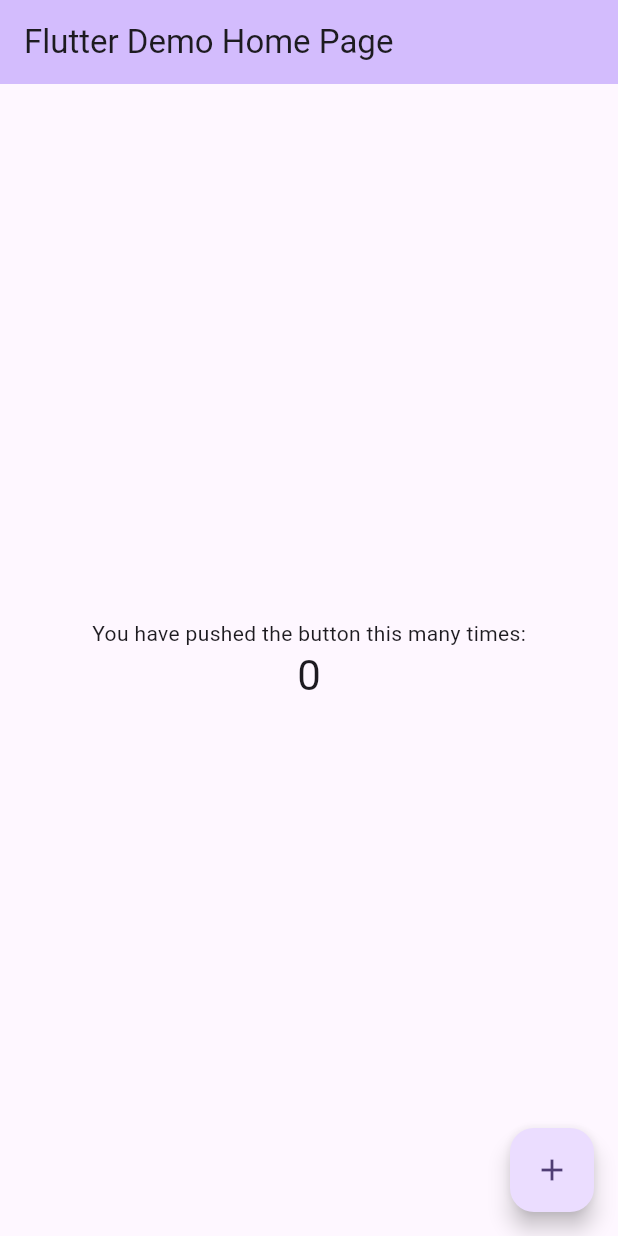
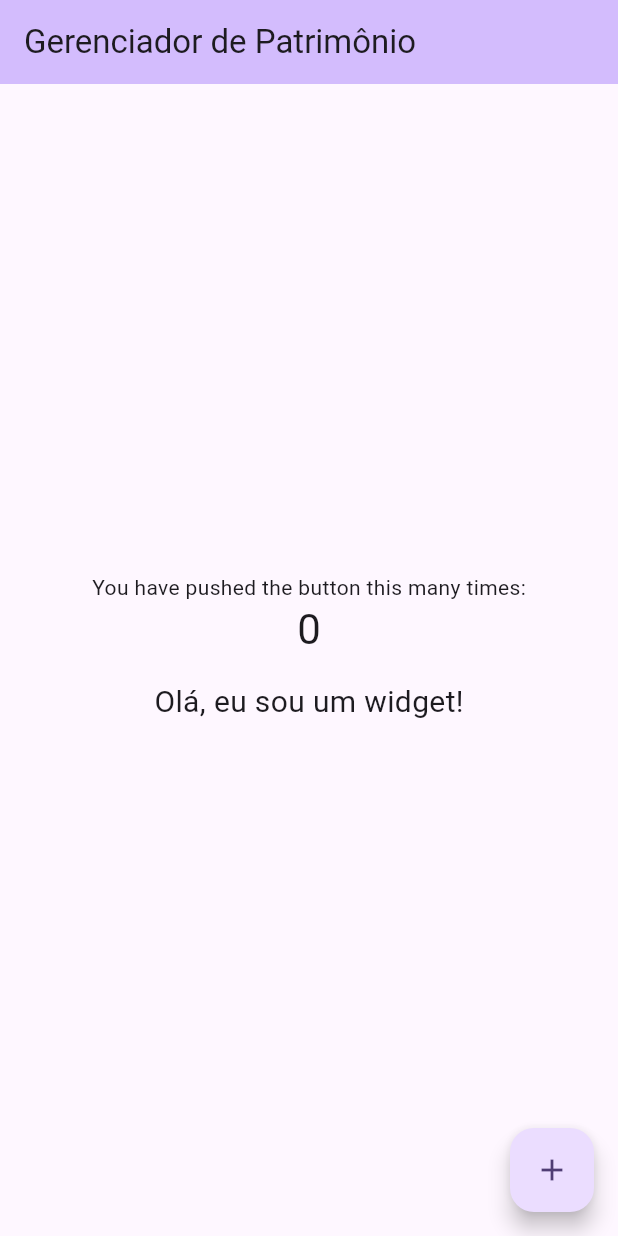
Before and after one commit to alissonfilipe/gerenciadorpatrimonio, a Flutter app: the screen it shows after launch, on a phone screen of 412 x 824 dp. Run offline on Flutter 3.47's test engine with Material 3 defaults, Android fonts, the phone set to English and light mode, and no system bars.

Commit message:
quarto commit

```diff
--- a/lib/main.dart
+++ b/lib/main.dart
@@ -1,7 +1,24 @@
 import 'package:flutter/material.dart';
 
 void main() {
+
   runApp(const MyApp());
+
+}
+
+
+
+class MeuNovoWidget extends StatelessWidget {
+  @override
+  Widget build(BuildContext context) {
+    return Container(
+      padding: EdgeInsets.all(16.0),
+      child: Text(
+        'Olá, eu sou um widget!',
+        style: TextStyle(fontSize: 20.0),
+      ),
+    );
+  }
 }
 
 class MyApp extends StatelessWidget {
@@ -11,7 +28,7 @@ class MyApp extends StatelessWidget {
   @override
   Widget build(BuildContext context) {
     return MaterialApp(
-      title: 'Flutter Demo',
+      title: 'Gerenciador de Patrimônio',
       theme: ThemeData(
         // This is the theme of your application.
         //teste 3
@@ -31,7 +48,7 @@ class MyApp extends StatelessWidget {
         colorScheme: ColorScheme.fromSeed(seedColor: Colors.deepPurple),
         useMaterial3: true,
       ),
-      home: const MyHomePage(title: 'Flutter Demo Home Page'),
+      home: const MyHomePage(title: 'Gerenciador de Patrimônio'),
     );
   }
 }
@@ -56,6 +73,7 @@ class MyHomePage extends StatefulWidget {
 
 class _MyHomePageState extends State<MyHomePage> {
   int _counter = 0;
+
 
   void _incrementCounter() {
     setState(() {
@@ -111,7 +129,7 @@ class _MyHomePageState extends State<MyHomePage> {
             Text(
               '$_counter',
               style: Theme.of(context).textTheme.headlineMedium,
-            ),
+            ), MeuNovoWidget(), // Adicione o novo widget aqui
           ],
         ),
       ),
```
